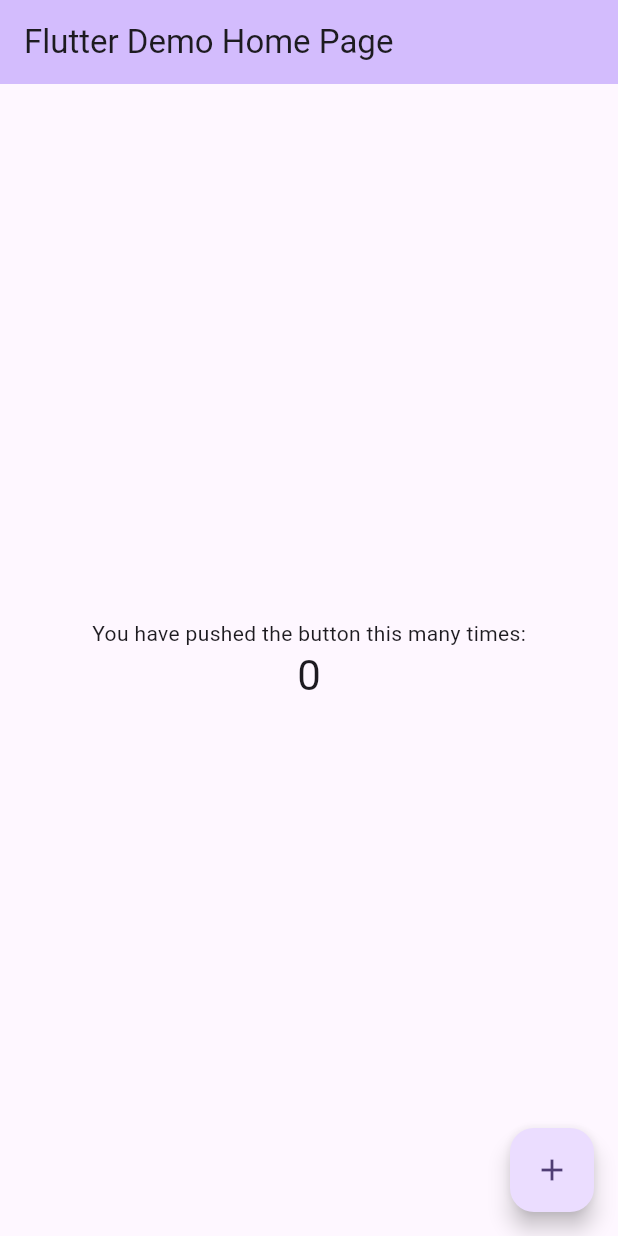
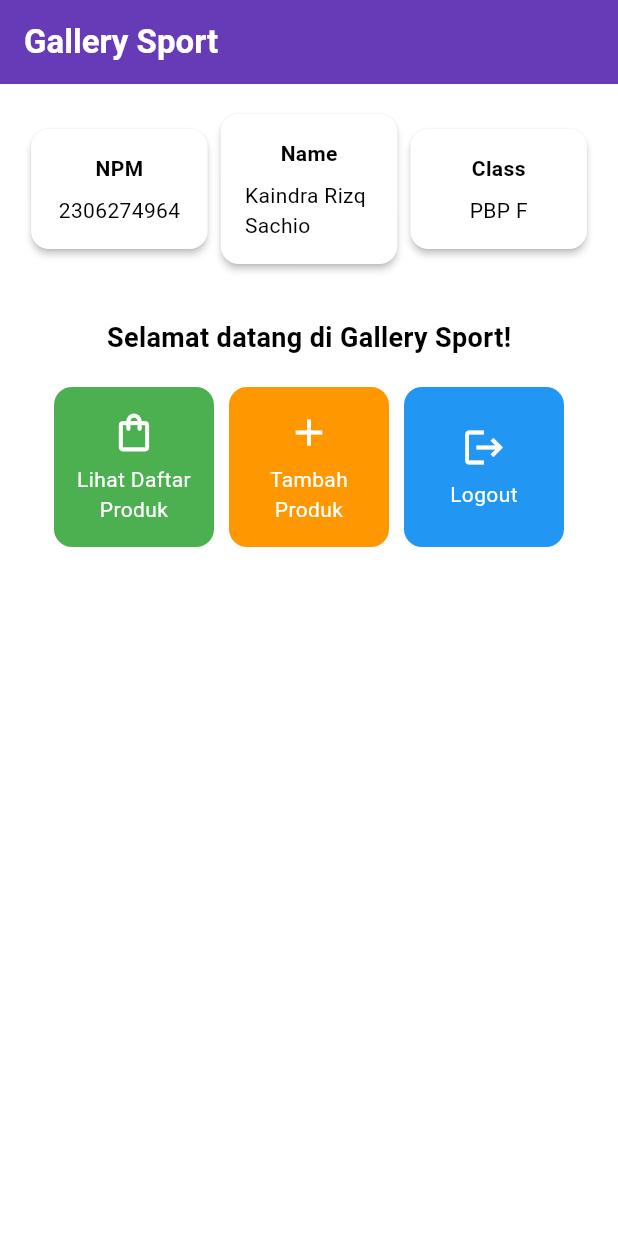
Before and after one commit to kaindraa/gallery-sport-mobile, a Flutter app: the screen it shows after launch, on a phone screen of 412 x 824 dp. Run offline on Flutter 3.47's test engine with Material 3 defaults, Android fonts, the phone set to English and light mode, and no system bars.

Commit message:
Menyelesaikan Tugas 7

```diff
--- a/lib/main.dart
+++ b/lib/main.dart
@@ -1,4 +1,6 @@
 import 'package:flutter/material.dart';
+import 'package:gallery_sport/menu.dart';
+
 
 void main() {
   runApp(const MyApp());
@@ -28,98 +30,11 @@
         //
         // This works for code too, not just values: Most code changes can be
         // tested with just a hot reload.
-        colorScheme: ColorScheme.fromSeed(seedColor: Colors.deepPurple),
-        useMaterial3: true,
+        colorScheme: ColorScheme.fromSwatch(
+          primarySwatch: Colors.deepPurple,
+          ).copyWith(secondary: Colors.deepPurple[400]),
       ),
-      home: const MyHomePage(title: 'Flutter Demo Home Page'),
+      home: MyHomePage(),
     );
   }
 }
-
-class MyHomePage extends StatefulWidget {
-  const MyHomePage({super.key, required this.title});
-
-  // This widget is the home page of your application. It is stateful, meaning
-  // that it has a State object (defined below) that contains fields that affect
-  // how it looks.
-
-  // This class is the configuration for the state. It holds the values (in this
-  // case the title) provided by the parent (in this case the App widget) and
-  // used by the build method of the State. Fields in a Widget subclass are
-  // always marked "final".
-
-  final String title;
-
-  @override
-  State<MyHomePage> createState() => _MyHomePageState();
-}
-
-class _MyHomePageState extends State<MyHomePage> {
-  int _counter = 0;
-
-  void _incrementCounter() {
-    setState(() {
-      // This call to setState tells the Flutter framework that something has
-      // changed in this State, which causes it to rerun the build method below
-      // so that the display can reflect the updated values. If we changed
-      // _counter without calling setState(), then the build method would not be
-      // called again, and so nothing would appear to happen.
-      _counter++;
-    });
-  }
-
-  @override
-  Widget build(BuildContext context) {
-    // This method is rerun every time setState is called, for instance as done
-    // by the _incrementCounter method above.
-    //
-    // The Flutter framework has been optimized to make rerunning build methods
-    // fast, so that you can just rebuild anything that needs updating rather
-    // than having to individually change instances of widgets.
-    return Scaffold(
-      appBar: AppBar(
-        // TRY THIS: Try changing the color here to a specific color (to
-        // Colors.amber, perhaps?) and trigger a hot reload to see the AppBar
-        // change color while the other colors stay the same.
-        backgroundColor: Theme.of(context).colorScheme.inversePrimary,
-        // Here we take the value from the MyHomePage object that was created by
-        // the App.build method, and use it to set our appbar title.
-        title: Text(widget.title),
-      ),
-      body: Center(
-        // Center is a layout widget. It takes a single child and positions it
-        // in the middle of the parent.
-        child: Column(
-          // Column is also a layout widget. It takes a list of children and
-          // arranges them vertically. By default, it sizes itself to fit its
-          // children horizontally, and tries to be as tall as its parent.
-          //
-          // Column has various properties to control how it sizes itself and
-          // how it positions its children. Here we use mainAxisAlignment to
-          // center the children vertically; the main axis here is the vertical
-          // axis because Columns are vertical (the cross axis would be
-          // horizontal).
-          //
-          // TRY THIS: Invoke "debug painting" (choose the "Toggle Debug Paint"
-          // action in the IDE, or press "p" in the console), to see the
-          // wireframe for each widget.
-          mainAxisAlignment: MainAxisAlignment.center,
-          children: <Widget>[
-            const Text(
-              'You have pushed the button this many times:',
-            ),
-            Text(
-              '$_counter',
-              style: Theme.of(context).textTheme.headlineMedium,
-            ),
-          ],
-        ),
-      ),
-      floatingActionButton: FloatingActionButton(
-        onPressed: _incrementCounter,
-        tooltip: 'Increment',
-        child: const Icon(Icons.add),
-      ), // This trailing comma makes auto-formatting nicer for build methods.
-    );
-  }
-}
--- /dev/null
+++ b/lib/menu.dart
@@ -0,0 +1,195 @@
+import 'package:flutter/material.dart';
+
+class MyHomePage extends StatelessWidget {
+  final String npm = '2306274964'; // NPM
+  final String name = 'Kaindra Rizq Sachio'; // Nama
+  final String className = 'PBP F'; // Kelas
+
+  final List<ItemHomepage> items = [
+         ItemHomepage("Lihat Daftar Produk", Icons.shopping_bag_outlined, Colors.green),
+         ItemHomepage("Tambah Produk", Icons.add, Colors.orange),
+         ItemHomepage("Logout", Icons.logout, Colors.blue),
+     ];
+
+
+
+
+  MyHomePage({super.key});
+
+
+  @override
+  Widget build(BuildContext context) {
+    // Scaffold menyediakan struktur dasar halaman dengan AppBar dan body.
+    return Scaffold(
+      // AppBar adalah bagian atas halaman yang menampilkan judul.
+      appBar: AppBar(
+        // Judul aplikasi "Mental Health Tracker" dengan teks putih dan tebal.
+        title: const Text(
+          'Gallery Sport',
+          style: TextStyle(
+            color: Colors.white,
+            fontWeight: FontWeight.bold,
+          ),
+        ),
+        // Warna latar belakang AppBar diambil dari skema warna tema aplikasi.
+        backgroundColor: Theme.of(context).colorScheme.primary,
+      ),
+      // Body halaman dengan padding di sekelilingnya.
+      body: Padding(
+        padding: const EdgeInsets.all(16.0),
+        // Menyusun widget secara vertikal dalam sebuah kolom.
+        child: Column(
+          crossAxisAlignment: CrossAxisAlignment.center,
+          children: [
+            // Row untuk menampilkan 3 InfoCard secara horizontal.
+            Row(
+              mainAxisAlignment: MainAxisAlignment.spaceEvenly,
+              children: [
+                InfoCard(title: 'NPM', content: npm),
+                InfoCard(title: 'Name', content: name),
+                InfoCard(title: 'Class', content: className),
+              ],
+            ),
+
+            // Memberikan jarak vertikal 16 unit.
+            const SizedBox(height: 16.0),
+
+            // Menempatkan widget berikutnya di tengah halaman.
+            Center(
+              child: Column(
+                // Menyusun teks dan grid item secara vertikal.
+
+                children: [
+                  // Menampilkan teks sambutan dengan gaya tebal dan ukuran 18.
+                  const Padding(
+                    padding: EdgeInsets.only(top: 16.0),
+                    child: Text(
+                      'Selamat datang di Gallery Sport!',
+                      style: TextStyle(
+                        fontWeight: FontWeight.bold,
+                        fontSize: 18.0,
+                      ),
+                    ),
+                  ),
+
+                  // Grid untuk menampilkan ItemCard dalam bentuk grid 3 kolom.
+                  GridView.count(
+                    primary: true,
+                    padding: const EdgeInsets.all(20),
+                    crossAxisSpacing: 10,
+                    mainAxisSpacing: 10,
+                    crossAxisCount: 3,
+                    // Agar grid menyesuaikan tinggi kontennya.
+                    shrinkWrap: true,
+
+                    // Menampilkan ItemCard untuk setiap item dalam list items.
+                    children: items.map((ItemHomepage item) {
+                      return ItemCard(item);
+                    }).toList(),
+                  ),
+                ],
+              ),
+            ),
+          ],
+        ),
+      ),
+    );
+  }
+}
+
+class InfoCard extends StatelessWidget {
+  // Kartu informasi yang menampilkan title dan content.
+
+  final String title;  // Judul kartu.
+  final String content;  // Isi kartu.
+
+  const InfoCard({super.key, required this.title, required this.content});
+
+  @override
+  Widget build(BuildContext context) {
+    return Card(
+      // Membuat kotak kartu dengan bayangan dibawahnya.
+      elevation: 2.0,
+      child: Container(
+        // Mengatur ukuran dan jarak di dalam kartu.
+        width: MediaQuery.of(context).size.width / 3.5, // menyesuaikan dengan lebar device yang digunakan.
+        padding: const EdgeInsets.all(16.0),
+        // Menyusun title dan content secara vertikal.
+        child: Column(
+          children: [
+            Text(
+              title,
+              style: const TextStyle(fontWeight: FontWeight.bold),
+            ),
+            const SizedBox(height: 8.0),
+            Text(content),
+          ],
+        ),
+      ),
+    );
+  }
+}
+
+
+class ItemHomepage {
+  final String name;
+  final IconData icon;
+  final Color color;
+
+  ItemHomepage(this.name, this.icon, this.color);
+ }
+
+
+class ItemCard extends StatelessWidget {
+  // Menampilkan kartu dengan ikon dan nama.
+
+  final ItemHomepage item;
+
+  const ItemCard(this.item, {super.key});
+
+  @override
+  Widget build(BuildContext context) {
+    return Material(
+      // Menentukan warna latar belakang dari tema aplikasi.
+      color: item.color,
+      // Membuat sudut kartu melengkung.
+      borderRadius: BorderRadius.circular(12),
+
+      child: InkWell(
+        // Aksi ketika kartu ditekan.
+        onTap: () {
+          // Menampilkan pesan SnackBar saat kartu ditekan.
+          ScaffoldMessenger.of(context)
+            ..hideCurrentSnackBar()
+            ..showSnackBar(
+              SnackBar(content: Text("Kamu telah menekan tombol ${item.name}"))
+            );
+        },
+        // Container untuk menyimpan Icon dan Text
+        child: Container(
+          padding: const EdgeInsets.all(8),
+          child: Center(
+            child: Column(
+              // Menyusun ikon dan teks di tengah kartu.
+              mainAxisAlignment: MainAxisAlignment.center,
+              children: [
+                Icon(
+                  item.icon,
+                  color: Colors.white,
+                  size: 30.0,
+                ),
+                const Padding(padding: EdgeInsets.all(3)),
+                Text(
+                  item.name,
+                  textAlign: TextAlign.center,
+                  style: const TextStyle(color: Colors.white),
+                ),
+              ],
+            ),
+          ),
+        ),
+      ),
+    );
+  }
+
+}
```
Also changed, not shown: 1 other file.
